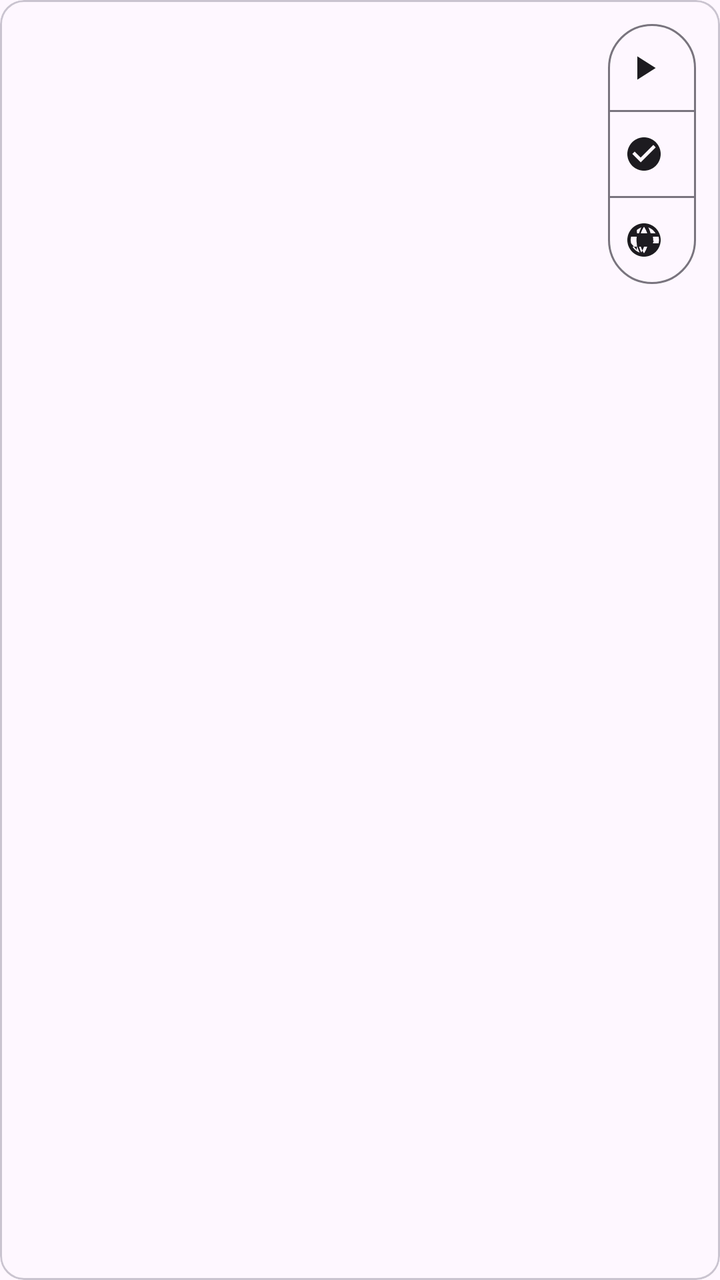
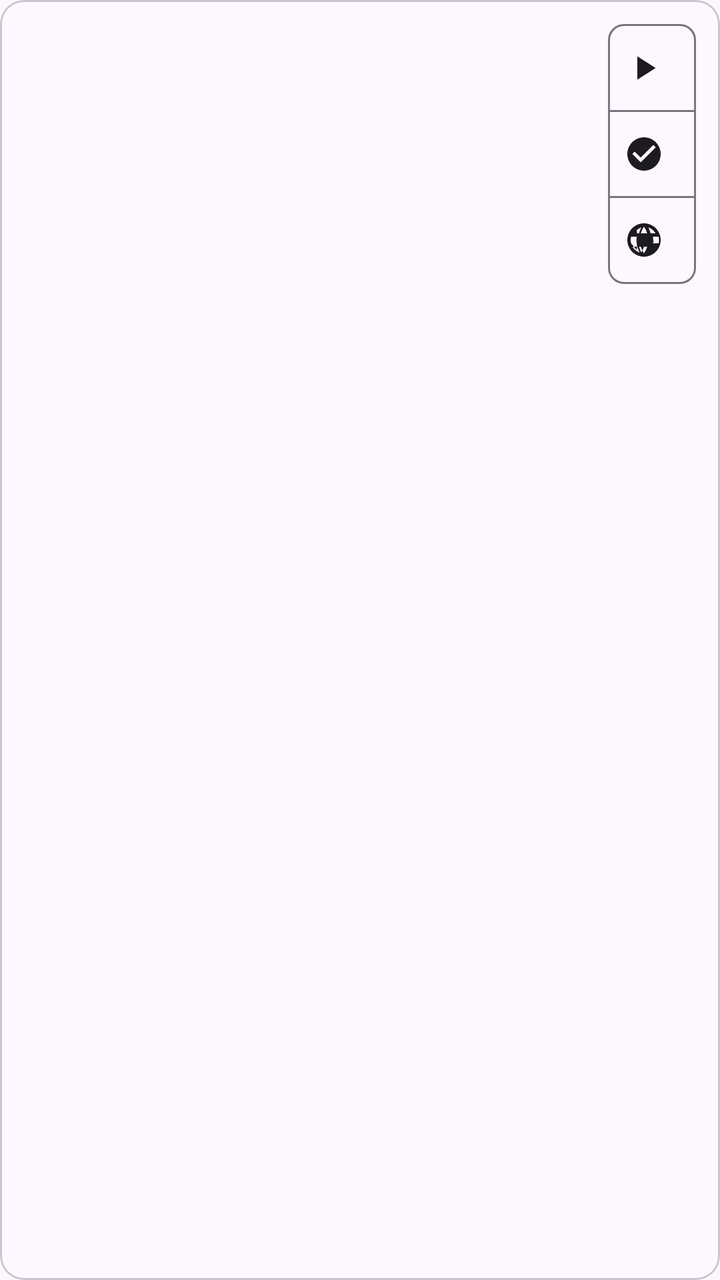

Two renders of the same Android screen: before a commit and after it. Below are the layout's source before the change and the commit's diff.
<!-- AndroidManifest.xml: application theme Theme.AintListening -->
<!-- res/layout/item_transcription_paragraph.xml -->
<?xml version="1.0" encoding="utf-8"?>
<com.google.android.material.card.MaterialCardView
    xmlns:android="http://schemas.android.com/apk/res/android"
    xmlns:app="http://schemas.android.com/apk/res-auto"
    android:layout_width="match_parent"
    android:layout_height="wrap_content"
    android:layout_marginBottom="8dp"
    app:cardElevation="0dp"
    app:strokeWidth="1dp"
    app:strokeColor="?attr/colorOutlineVariant">

    <androidx.constraintlayout.widget.ConstraintLayout
        android:layout_width="match_parent"
        android:layout_height="wrap_content"
        android:padding="12dp">

        <TextView
            android:id="@+id/paragraphText"
            android:layout_width="0dp"
            android:layout_height="wrap_content"
            android:textSize="16sp"
            android:textIsSelectable="true"
            android:textColor="?attr/colorOnSurface"
            app:layout_constraintStart_toStartOf="parent"
            app:layout_constraintEnd_toStartOf="@+id/toggleGroup"
            app:layout_constraintTop_toTopOf="parent"
            app:layout_constraintBottom_toBottomOf="parent" />

        <com.google.android.material.button.MaterialButtonToggleGroup
            android:id="@+id/toggleGroup"
            android:layout_width="wrap_content"
            android:layout_height="wrap_content"
            android:layout_marginStart="8dp"
            android:orientation="vertical"
            app:layout_constraintEnd_toEndOf="parent"
            app:layout_constraintTop_toTopOf="parent"
            app:layout_constraintBottom_toBottomOf="parent">

            <com.google.android.material.button.MaterialButton
                android:id="@+id/btnPlay"
                style="@style/Widget.Material3.Button.OutlinedButton.Icon"
                android:layout_width="44dp"
                android:layout_height="44dp"
                app:icon="@drawable/ic_play_arrow"
                app:iconSize="20dp"
                app:iconPadding="0dp"
                app:iconGravity="textStart"
                android:insetLeft="0dp"
                android:insetTop="0dp"
                android:insetRight="0dp"
                android:insetBottom="0dp"
                android:contentDescription="@string/cd_play_audio" />

            <com.google.android.material.button.MaterialButton
                android:id="@+id/btnRaw"
                style="@style/Widget.Material3.Button.OutlinedButton.Icon"
                android:layout_width="44dp"
                android:layout_height="44dp"
                app:icon="@drawable/ic_check_circle"
                app:iconSize="20dp"
                app:iconPadding="0dp"
                app:iconGravity="textStart"
                android:insetLeft="0dp"
                android:insetTop="0dp"
                android:insetRight="0dp"
                android:insetBottom="0dp"
                android:contentDescription="@string/cd_raw_text" />

            <com.google.android.material.button.MaterialButton
                android:id="@+id/btnSmart"
                style="@style/Widget.Material3.Button.OutlinedButton.Icon"
                android:layout_width="44dp"
                android:layout_height="44dp"
                app:icon="@drawable/ic_language"
                app:iconSize="20dp"
                app:iconPadding="0dp"
                app:iconGravity="textStart"
                android:insetLeft="0dp"
                android:insetTop="0dp"
                android:insetRight="0dp"
                android:insetBottom="0dp"
                android:contentDescription="@string/cd_smart_text" />

        </com.google.android.material.button.MaterialButtonToggleGroup>

    </androidx.constraintlayout.widget.ConstraintLayout>
</com.google.android.material.card.MaterialCardView>
<!-- resources referenced by this layout -->
<resources>
  <!-- drawable ic_check_circle (drawable) -->
  <vector xmlns:android="http://schemas.android.com/apk/res/android"
      android:width="24dp"
      android:height="24dp"
      android:viewportWidth="24"
      android:viewportHeight="24"
      android:tint="?attr/colorControlNormal">
    <path
        android:fillColor="@android:color/white"
        android:pathData="M12,2C6.48,2 2,6.48 2,12s4.48,10 10,10 10,-4.48 10,-10S17.52,2 12,2zM10,17l-5,-5 1.41,-1.41L10,14.17l7.59,-7.59L19,8l-9,9z"/>
  </vector>
  <!-- drawable ic_language (drawable) -->
  <vector xmlns:android="http://schemas.android.com/apk/res/android"
      android:width="24dp"
      android:height="24dp"
      android:viewportWidth="24"
      android:viewportHeight="24"
      android:tint="?attr/colorControlNormal">
    <path
        android:fillColor="@android:color/white"
        android:pathData="M11.99,2C6.47,2 2,6.47 2,12s4.47,10 9.99,10S22,17.53 22,12 17.52,2 11.99,2zM18.92,8h-2.95c-0.32,-1.25 -0.78,-2.45 -1.38,-3.56 1.84,0.63 3.37,1.91 4.33,3.56zM12,4.04c0.83,1.2 1.48,2.53 1.91,3.96h-3.82c0.43,-1.43 1.08,-2.76 1.91,-3.96zM4.26,14C4.1,13.36 4,12.69 4,12s0.1,-1.36 0.26,-2h3.38c-0.08,0.66 -0.14,1.32 -0.14,2s0.06,1.34 0.14,2L4.26,14zM4.26,10h3.38c0.08,-0.66 0.14,-1.32 0.14,-2s-0.06,-1.34 -0.14,-2L4.26,10zM10.41,4.44c-0.6,1.11 -1.06,2.31 -1.38,3.56L6.08,8c0.96,-1.65 2.49,-2.93 4.33,-3.56zM10.41,19.56c-0.6,-1.11 -1.06,-2.31 -1.38,-3.56h2.95c-0.43,1.43 -1.08,2.76 -1.91,3.96zM4.26,14h3.38c0.08,0.66 0.14,1.32 0.14,2s-0.06,1.34 -0.14,2L4.26,14zM5.08,16h2.95c0.32,1.25 0.78,2.45 1.38,3.56 -1.84,-0.63 -3.37,-1.91 -4.33,-3.56zM12,19.96c-0.83,-1.2 -1.48,-2.53 -1.91,-3.96h3.82c-0.43,1.43 -1.08,2.76 -1.91,3.96zM18.92,16h-2.95c-0.32,1.25 -0.78,2.45 -1.38,3.56 1.84,-0.63 3.37,-1.91 4.33,-3.56zM20.74,14h-3.38c0.08,-0.66 0.14,-1.32 0.14,-2s-0.06,-1.34 -0.14,-2h3.38c0.16,0.64 0.26,1.31 0.26,2s-0.1,1.36 -0.26,2zM13.62,16h2.95c0.32,-1.25 0.78,-2.45 1.38,-3.56 -1.84,0.63 -3.37,1.91 -4.33,3.56z"/>
  </vector>
  <!-- drawable ic_play_arrow (drawable) -->
  <vector xmlns:android="http://schemas.android.com/apk/res/android"
      android:width="24dp"
      android:height="24dp"
      android:viewportWidth="24"
      android:viewportHeight="24"
      android:tint="?attr/colorControlNormal">
    <path
        android:fillColor="@android:color/white"
        android:pathData="M8,5v14l11,-7z"/>
  </vector>
  <string name="cd_play_audio">Play audio chunk</string>
  <string name="cd_raw_text">Show transcribed text</string>
  <string name="cd_smart_text">Show smart formatted text</string>
  <style name="Theme.AintListening" parent="Theme.Material3.DayNight.NoActionBar">
          <item name="android:statusBarColor">@android:color/transparent</item>
          <item name="android:windowLightStatusBar" tools:targetApi="m">false</item>
      </style>
</resources>

<!-- the commit's change to res/layout/item_transcription_paragraph.xml (unified diff, before → after) -->
@@ -45,6 +45,7 @@
                 app:iconSize="20dp"
                 app:iconPadding="0dp"
                 app:iconGravity="textStart"
+                app:cornerRadius="8dp"
                 android:insetLeft="0dp"
                 android:insetTop="0dp"
                 android:insetRight="0dp"
@@ -60,6 +61,7 @@
                 app:iconSize="20dp"
                 app:iconPadding="0dp"
                 app:iconGravity="textStart"
+                app:cornerRadius="8dp"
                 android:insetLeft="0dp"
                 android:insetTop="0dp"
                 android:insetRight="0dp"
@@ -75,6 +77,7 @@
                 app:iconSize="20dp"
                 app:iconPadding="0dp"
                 app:iconGravity="textStart"
+                app:cornerRadius="8dp"
                 android:insetLeft="0dp"
                 android:insetTop="0dp"
                 android:insetRight="0dp"
